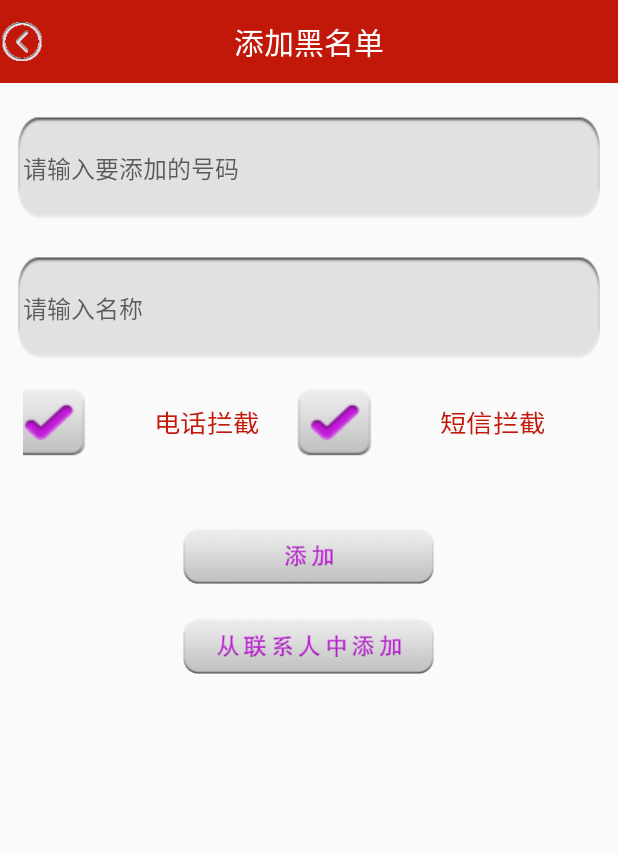
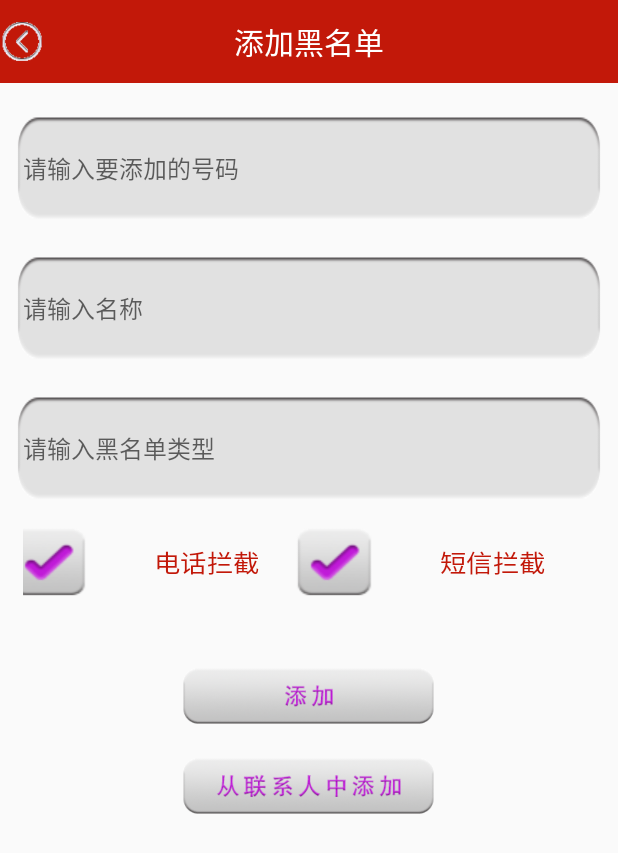
Before and after one commit to chendongtai/MobileGuard, an Android app: the AddBlackNumberActivity screen opened directly, with no data from a screen before it, on a phone screen of 412 x 824 dp. Shown: the top 853 px of the screen. Run offline under Robolectric (Android 15) with nearby library versions, the phone set to English and light mode, and no system bars.

Commit message:
添加黑名单类型

```diff
--- a/app/src/main/java/cn/edu/gdmec/android/mobileguard/m3communicationguard/AddBlackNumberActivity.java
+++ b/app/src/main/java/cn/edu/gdmec/android/mobileguard/m3communicationguard/AddBlackNumberActivity.java
@@ -11,6 +11,8 @@ import android.widget.ImageView;
 import android.widget.TextView;
 import android.widget.Toast;
 
+import org.w3c.dom.Text;
+
 import cn.edu.gdmec.android.mobileguard.R;
 import cn.edu.gdmec.android.mobileguard.m2theftguard.ContactSelectActivity;
 import cn.edu.gdmec.android.mobileguard.m3communicationguard.db.dao.BlackNumberDao;
@@ -21,6 +23,7 @@ public class AddBlackNumberActivity extends AppCompatActivity implements View.On
     private CheckBox mTelCB;
     private EditText mNumET;
     private EditText mNameET;
+    private EditText mTypeET;
     private BlackNumberDao dao;
     private void initView(){
         findViewById(R.id.rl_titlebar).setBackgroundColor(getResources().getColor(R.color.bright_purple));
@@ -33,6 +36,7 @@ public class AddBlackNumberActivity extends AppCompatActivity implements View.On
         mTelCB = (CheckBox) findViewById(R.id.cb_blacknumber_tel);
         mNumET = (EditText) findViewById(R.id.et_blacknumber);
         mNameET = (EditText) findViewById(R.id.et_blackname);
+        mTypeET = (EditText) findViewById(R.id.et_blacknumbertype);
 
         findViewById(R.id.add_blacknum_btn).setOnClickListener(this);
         findViewById(R.id.add_fromcontact_btn).setOnClickListener(this);
@@ -45,8 +49,10 @@ public class AddBlackNumberActivity extends AppCompatActivity implements View.On
             //获取选中的联系人信息
             String phone = data.getStringExtra("phone");
             String name = data.getStringExtra("name");
+            String type = data.getStringExtra("type");
             mNameET.setText(name);
             mNumET.setText(phone);
+            mTypeET.setText(type);
         }
     }
 
@@ -67,7 +73,8 @@ public class AddBlackNumberActivity extends AppCompatActivity implements View.On
             case R.id.add_blacknum_btn:
                 String number = mNumET.getText().toString().trim();
                 String name = mNameET.getText().toString().trim();
-                if (TextUtils.isEmpty(number)||TextUtils.isEmpty(name)){
+                String type = mTypeET.getText().toString().trim();//trim是忽略字符串前后空白
+                if (TextUtils.isEmpty(number)||TextUtils.isEmpty(name)|| TextUtils.isEmpty(type)){
                     Toast.makeText(this, "电话号码和手机号码不能为空！", Toast.LENGTH_LONG).show();
                     return;
                 }else {
@@ -75,6 +82,7 @@ public class AddBlackNumberActivity extends AppCompatActivity implements View.On
                     BlackContactInfo blackContactInfo = new BlackContactInfo();
                     blackContactInfo.phoneNumber = number;
                     blackContactInfo.contactName = name;
+                    blackContactInfo.type = type;
                     if (mSmsCB.isChecked() & mTelCB.isChecked()){
                         //两种模式都选
                         blackContactInfo.mode=3;
--- a/app/src/main/java/cn/edu/gdmec/android/mobileguard/m3communicationguard/adapter/BlackContactAdapter.java
+++ b/app/src/main/java/cn/edu/gdmec/android/mobileguard/m3communicationguard/adapter/BlackContactAdapter.java
@@ -16,7 +16,6 @@ public class BlackContactAdapter extends BaseAdapter {
     private Context context;
     private BlackNumberDao dao;
     private BlackContactCallBack callBack;
-
     class ViewHolder{
         TextView mNameTV;
         TextView mModeTV;
@@ -40,17 +39,14 @@ public class BlackContactAdapter extends BaseAdapter {
     public int getCount() {
         return contactInfos.size();
     }
-
     @Override
     public Object getItem(int position) {
         return contactInfos.get(position);
     }
-
     @Override
     public long getItemId(int position) {
         return position;
     }
-
     @Override
     public View getView(final int position, View view, ViewGroup parent) {
         ViewHolder holder = null;
--- a/app/src/main/java/cn/edu/gdmec/android/mobileguard/m3communicationguard/db/BlackNumberOpenHelper.java
+++ b/app/src/main/java/cn/edu/gdmec/android/mobileguard/m3communicationguard/db/BlackNumberOpenHelper.java
@@ -26,6 +26,7 @@ public class BlackNumberOpenHelper extends SQLiteOpenHelper {
                 "(id integer primary key autoincrement,"+
                 "number varchar(20),"+
                 "name varchar(255),"+
+                "type varchar(255),"+
                 "mode integer)"
         );
     }
--- a/app/src/main/java/cn/edu/gdmec/android/mobileguard/m3communicationguard/entity/BlackContactInfo.java
+++ b/app/src/main/java/cn/edu/gdmec/android/mobileguard/m3communicationguard/entity/BlackContactInfo.java
@@ -7,7 +7,8 @@ public class BlackContactInfo {
     public String contactName;
     /*黑名单模式  1是电话拦截  2是短信拦截 3 是电话短信都拦截*/
     public int mode;
-
+    /*黑名单类型*/
+    public String type;
     public String getModeString(int mode){
         switch (mode){
             case 1:
--- a/app/src/main/res/layout/activity_add_black_number.xml
+++ b/app/src/main/res/layout/activity_add_black_number.xml
@@ -31,6 +31,19 @@
         android:textColor="@color/bright_purple"
         android:textSize="16sp"
     />
+    <EditText
+        android:id="@+id/et_blacknumbertype"
+        android:layout_width="match_parent"
+        android:layout_height="wrap_content"
+        android:layout_marginLeft="10dp"
+        android:layout_marginRight="10dp"
+        android:layout_marginTop="20dp"
+        android:background="@drawable/coner_white_rec"
+        android:hint="请输入黑名单类型"
+        android:paddingLeft="5dp"
+        android:textColor="@color/bright_purple"
+        android:textSize="16sp"
+        />
     <LinearLayout
         android:layout_width="match_parent"
         android:layout_height="wrap_content"
```
Also changed, not shown: app/src/main/java/cn/edu/gdmec/android/mobileguard/m2theftguard/LostFindActivity.java (+8 -9 lines), app/src/main/java/cn/edu/gdmec/android/mobileguard/m3communicationguard/SecurityPhoneActivity.java (+1 -8 lines), app/src/main/java/cn/edu/gdmec/android/mobileguard/m3communicationguard/db/dao/BlackNumberDao.java (+3 -4 lines), app/src/main/res/layout/item_list_blackcontact.xml (+7 -0 lines).
